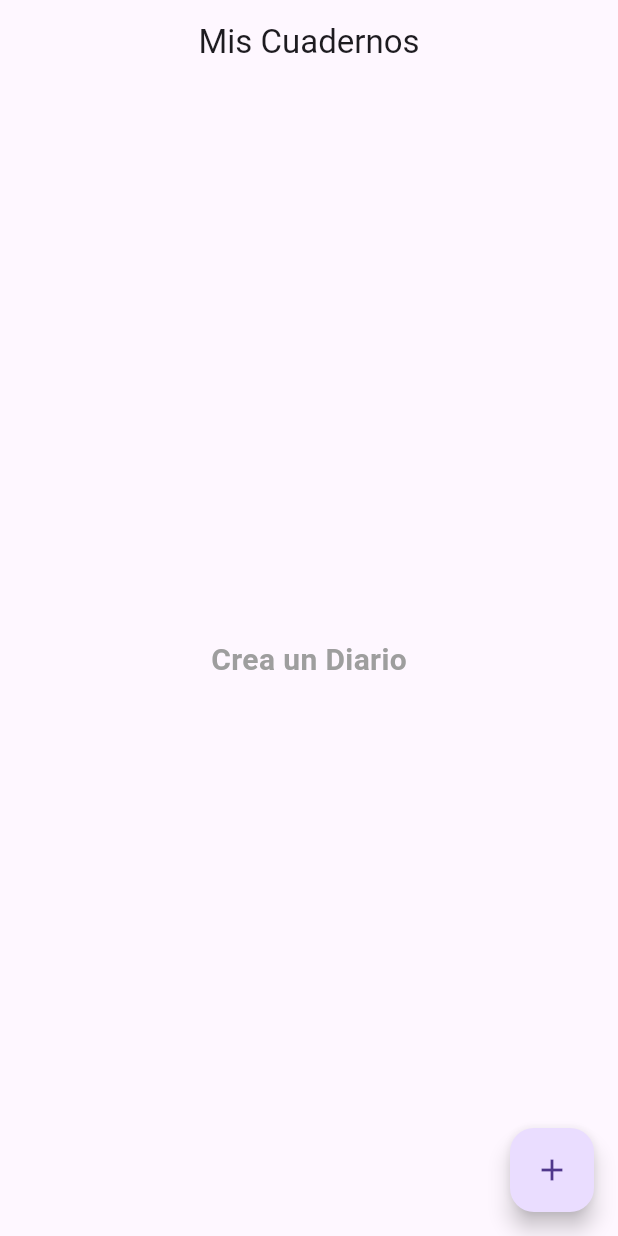
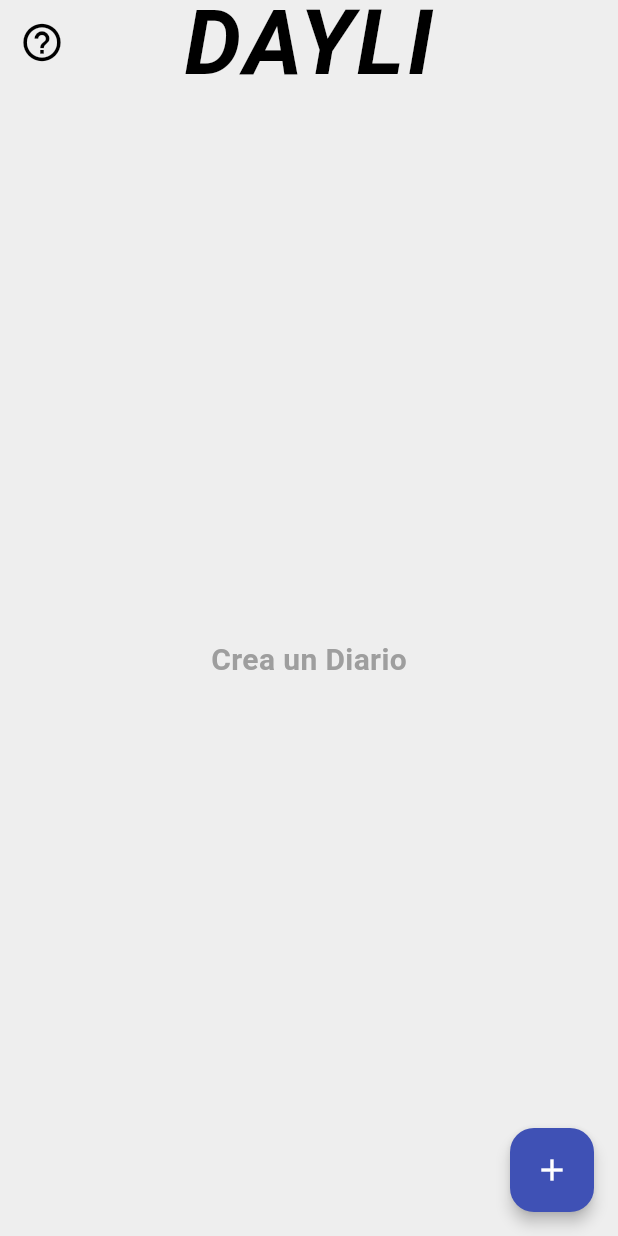
Before and after one commit to InfiniteUT/DAYLI-PRUEBA, a Flutter app: the screen it shows after launch, on a phone screen of 412 x 824 dp. Run offline on Flutter 3.47's test engine with Material 3 defaults, Android fonts, the light colour scheme and no system bars; our stand-ins replace carousel_slider, shared_preferences.

Commit message:
Mensaje del commit

```diff
--- a/lib/main.dart
+++ b/lib/main.dart
@@ -13,7 +13,25 @@ class MyApp extends StatelessWidget {
     return MaterialApp(
       debugShowCheckedModeBanner: false,
       title: 'Diario Interactivo',
-      theme: ThemeData(primarySwatch: Colors.blue),
+      theme: ThemeData(
+        primarySwatch: Colors.indigo,
+        scaffoldBackgroundColor: Colors.grey[200],
+        appBarTheme: const AppBarTheme(
+          backgroundColor: Colors.indigo,
+          titleTextStyle: TextStyle(
+            fontSize: 20,
+            fontWeight: FontWeight.bold,
+            color: Colors.white
+          ),
+          centerTitle: true,
+          elevation: 5,
+        ),
+        floatingActionButtonTheme: const FloatingActionButtonThemeData(
+          backgroundColor: Colors.indigo,
+          foregroundColor: Colors.white,
+          elevation: 4,
+        ),
+      ),
       home: const HomeScreen(),
     );
   }
--- a/lib/screens/home_screen.dart
+++ b/lib/screens/home_screen.dart
@@ -230,9 +230,42 @@ class _HomeScreenState extends State<HomeScreen> {
   Widget build(BuildContext context) {
     return Scaffold(
       appBar: AppBar(
-        title: const Text('Mis Cuadernos'),
+   title: const Text(
+    'DAYLI',
+    style: TextStyle(
+      fontStyle: FontStyle.italic,
+      fontSize: 60,
+      fontWeight: FontWeight.bold,
+      color: Colors.black, // Cambio a blanco para contraste
+      letterSpacing: 2, // Espaciado para un look más estilizado
+    ),
+  ),
+
   centerTitle: true,
+  backgroundColor: Colors.transparent,
+  elevation: 0,
+  leading: IconButton(
+    icon: const Icon(Icons.help_outline, color: Colors.black, size: 30),
+    onPressed: () {
+      showDialog(
+        context: context,
+        builder: (context) => AlertDialog(
+          title: const Text("¿Cómo editar un libro?"),
+          content: const Text("Para editar un libro, simplemente déjalo presionado."),
+          actions: [
+            TextButton(
+              onPressed: () => Navigator.pop(context),
+              child: const Text("Entendido"),
             ),
+          ],
+        ),
+      );
+    },
+  ),
+
+
+),
+
     body: books.isEmpty
     ? const Center(
         child: Text(
@@ -240,6 +273,7 @@ class _HomeScreenState extends State<HomeScreen> {
           style: TextStyle(fontSize: 20, fontWeight: FontWeight.bold, color: Colors.grey),
         ),
       )
+
     : Column(
         children: [
           const SizedBox(height: 50), // Espaciado superior para centrar mejor
@@ -273,16 +307,21 @@ class _HomeScreenState extends State<HomeScreen> {
             ),
           ),
           const SizedBox(height: 10),
+
           Row(
   mainAxisAlignment: MainAxisAlignment.center,
   children: books.asMap().entries.map((entry) {
-              return Container(
-                width: 8.0,
-                height: 8.0,
-                margin: const EdgeInsets.symmetric(vertical: 10.0, horizontal: 2.0),
+    return AnimatedContainer(
+      duration: const Duration(milliseconds: 300),
+      width: _currentIndex == entry.key ? 12.0 : 8.0,
+      height: _currentIndex == entry.key ? 12.0 : 8.0,
+      margin: const EdgeInsets.symmetric(vertical: 10.0, horizontal: 4.0),
       decoration: BoxDecoration(
         shape: BoxShape.circle,
-                  color: _currentIndex == entry.key ? Colors.blueAccent : Colors.grey,
+        color: _currentIndex == entry.key ? Colors.black : Colors.grey,
+        boxShadow: _currentIndex == entry.key
+            ? [BoxShadow(color: Colors.black26, blurRadius: 4)]
+            : [],
       ),
     );
   }).toList(),
```
Lines whose indentation alone changed are shown as unchanged.
